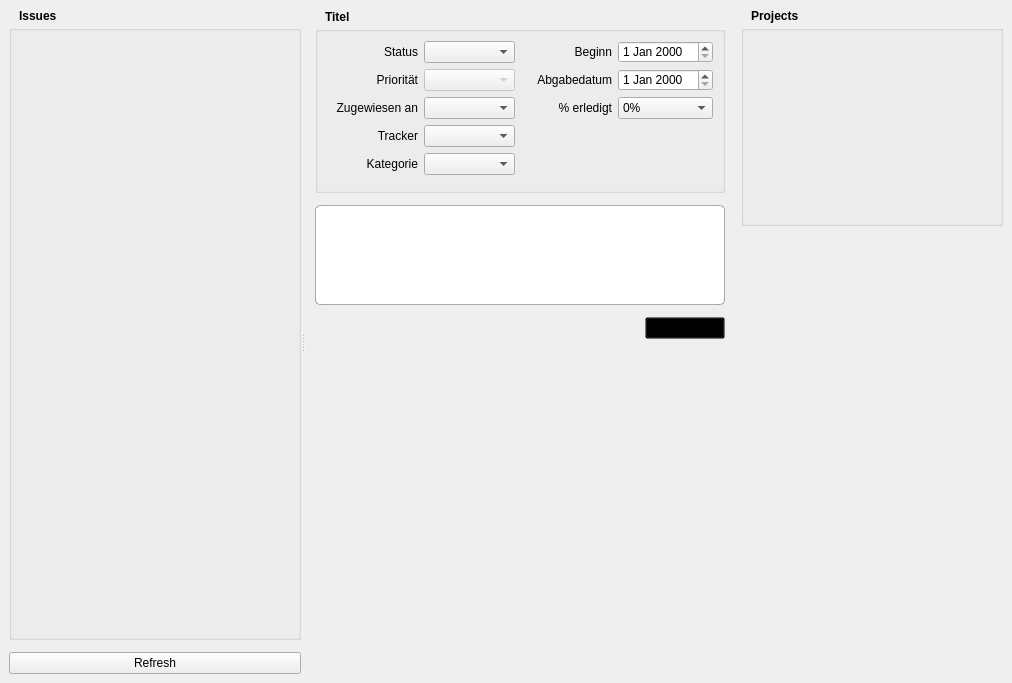
Above: MainWindow.ui from Komet/RedmineConnector before the change. Below: the same form after it.
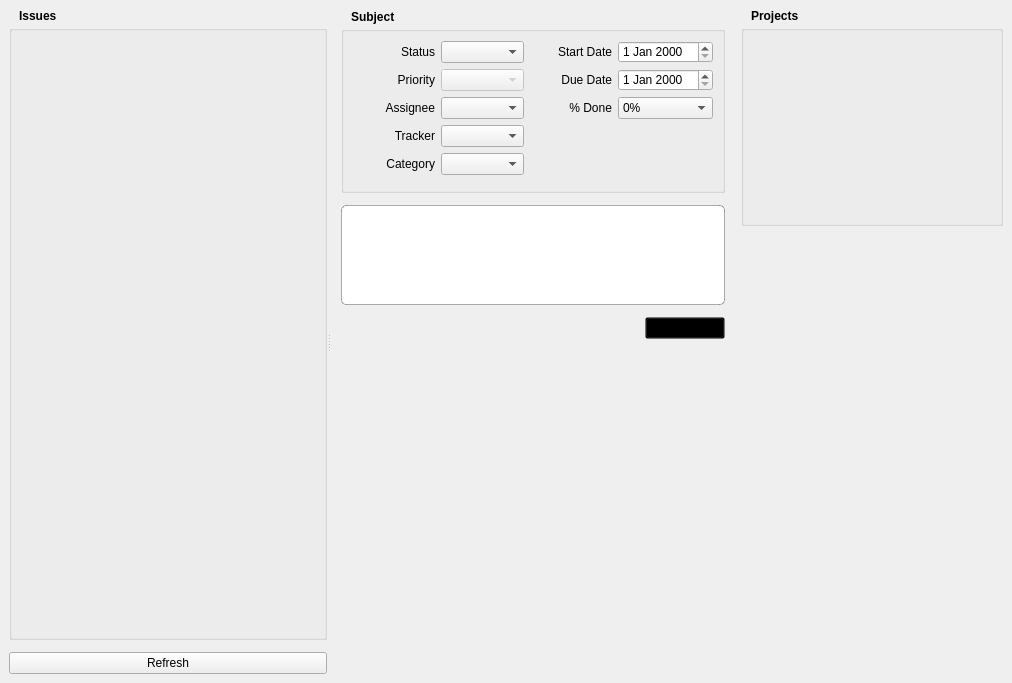
That is the form after the change. Icons and pictures are not drawn. Custom widgets are drawn as their Qt base class.

```diff
--- a/MainWindow.ui
+++ b/MainWindow.ui
@@ -188,8 +188,8 @@
                <rect>
                 <x>0</x>
                 <y>0</y>
-                <width>468</width>
-                <height>642</height>
+                <width>445</width>
+                <height>657</height>
                </rect>
               </property>
               <layout class="QVBoxLayout" name="verticalLayoutScrollArea">
@@ -208,7 +208,7 @@
                   </font>
                  </property>
                  <property name="text">
-                  <string>Titel</string>
+                  <string>Subject</string>
                  </property>
                  <property name="wordWrap">
                   <bool>true</bool>
@@ -239,7 +239,7 @@
                     <item row="1" column="0">
                      <widget class="QLabel" name="label_2">
                       <property name="text">
-                       <string>Priorität</string>
+                       <string>Priority</string>
                       </property>
                       <property name="alignment">
                        <set>Qt::AlignRight|Qt::AlignTrailing|Qt::AlignVCenter</set>
@@ -249,7 +249,7 @@
                     <item row="2" column="0">
                      <widget class="QLabel" name="label_4">
                       <property name="text">
-                       <string>Zugewiesen an</string>
+                       <string>Assignee</string>
                       </property>
                       <property name="alignment">
                        <set>Qt::AlignRight|Qt::AlignTrailing|Qt::AlignVCenter</set>
@@ -259,7 +259,7 @@
                     <item row="4" column="0">
                      <widget class="QLabel" name="label_3">
                       <property name="text">
-                       <string>Kategorie</string>
+                       <string>Category</string>
                       </property>
                       <property name="alignment">
                        <set>Qt::AlignRight|Qt::AlignTrailing|Qt::AlignVCenter</set>
@@ -269,7 +269,7 @@
                     <item row="0" column="2">
                      <widget class="QLabel" name="label_6">
                       <property name="text">
-                       <string>Beginn</string>
+                       <string>Start Date</string>
                       </property>
                       <property name="alignment">
                        <set>Qt::AlignRight|Qt::AlignTrailing|Qt::AlignVCenter</set>
@@ -279,7 +279,7 @@
                     <item row="1" column="2">
                      <widget class="QLabel" name="label_7">
                       <property name="text">
-                       <string>Abgabedatum</string>
+                       <string>Due Date</string>
                       </property>
                       <property name="alignment">
                        <set>Qt::AlignRight|Qt::AlignTrailing|Qt::AlignVCenter</set>
@@ -289,7 +289,7 @@
                     <item row="2" column="2">
                      <widget class="QLabel" name="label_8">
                       <property name="text">
-                       <string>% erledigt</string>
+                       <string>% Done</string>
                       </property>
                       <property name="alignment">
                        <set>Qt::AlignRight|Qt::AlignTrailing|Qt::AlignVCenter</set>
```
Left out of the diff: 2 changed lines with no effect on the pictures.
